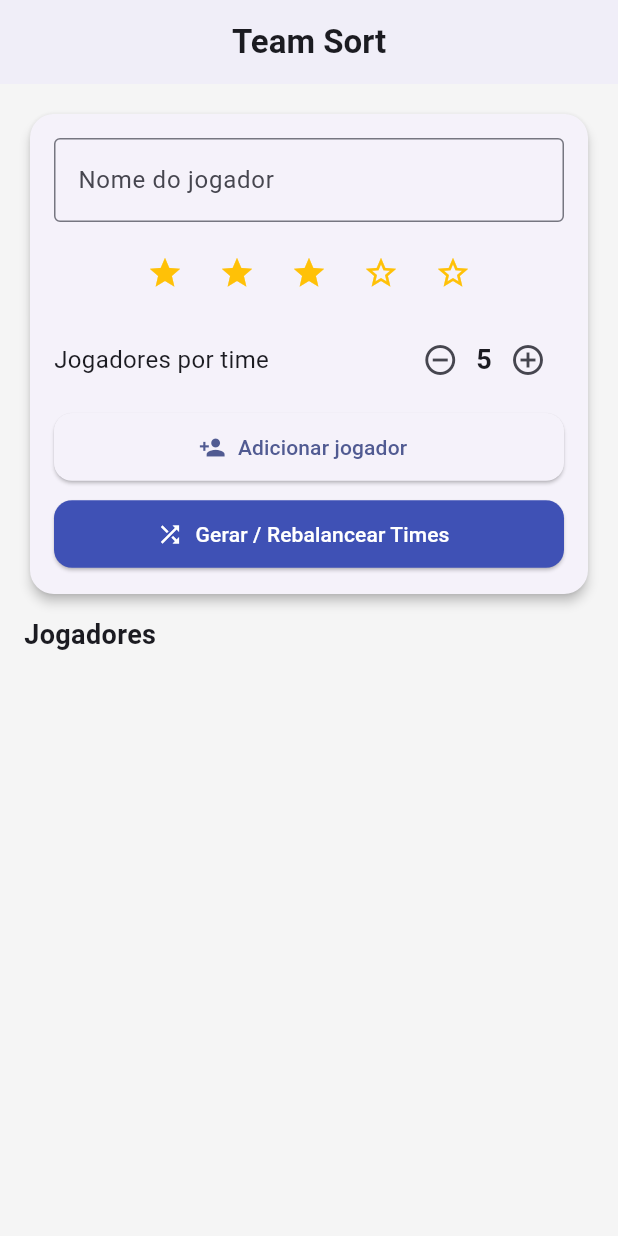
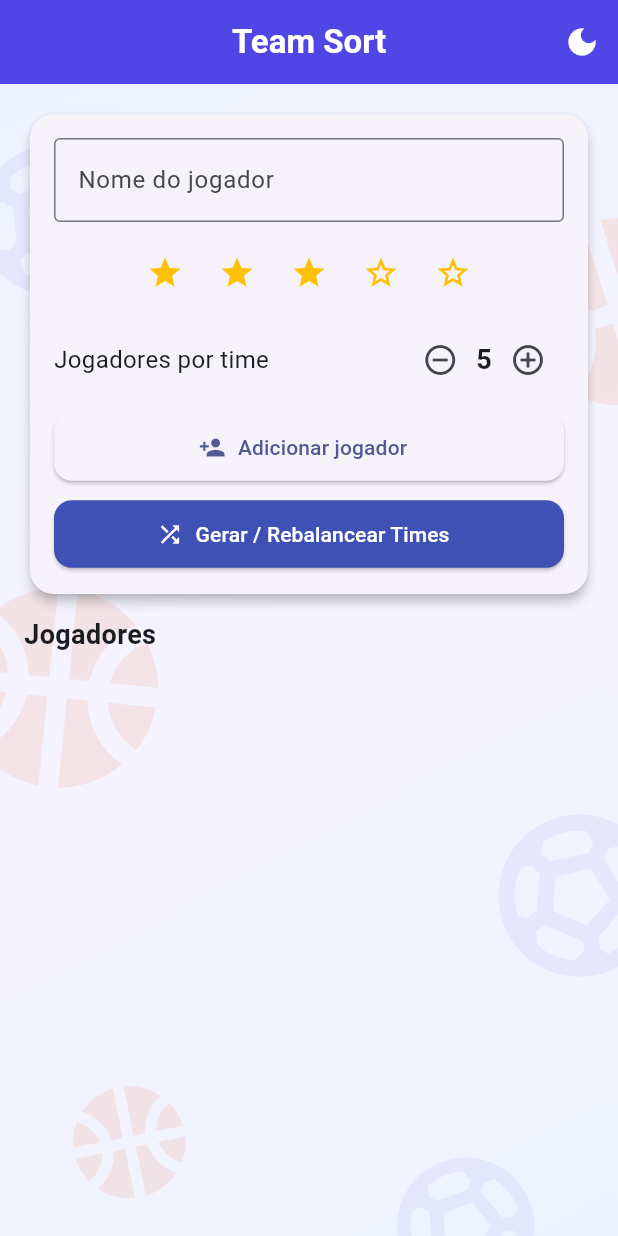
Before and after one commit to rafaelpr04/TeamSorte, a Flutter app: the screen it shows after launch, after a tap on "Entrar", on a phone screen of 412 x 824 dp. Run offline on Flutter 3.47's test engine with Material 3 defaults, Android fonts, the phone set to English and light mode, and no system bars.

Commit message:
adicionando responsividade a tela e dark mode

```diff
--- /dev/null
+++ b/lib/controllers/theme_controller.dart
@@ -0,0 +1,22 @@
+import 'package:flutter/material.dart';
+
+/// Controlador simples e global do tema (claro/escuro).
+///
+/// Use [ThemeController.instance.modo] dentro de um [ValueListenableBuilder]
+/// para reconstruir a aplicação quando o tema mudar, e
+/// [ThemeController.instance.alternar] para trocar entre claro e escuro.
+class ThemeController {
+  ThemeController._();
+
+  static final ThemeController instance = ThemeController._();
+
+  final ValueNotifier<ThemeMode> modo = ValueNotifier<ThemeMode>(
+    ThemeMode.light,
+  );
+
+  bool get isEscuro => modo.value == ThemeMode.dark;
+
+  void alternar() {
+    modo.value = isEscuro ? ThemeMode.light : ThemeMode.dark;
+  }
+}
--- a/lib/main.dart
+++ b/lib/main.dart
@@ -1,5 +1,6 @@
 import 'package:flutter/material.dart';
-import 'screens/splash_screen.dart'; // <-- muda o import
+import 'controllers/theme_controller.dart';
+import 'screens/splash_screen.dart';
 import 'themes/app_theme.dart';
 
 void main() {
@@ -11,11 +12,18 @@ class MyApp extends StatelessWidget {
 
   @override
   Widget build(BuildContext context) {
-    return MaterialApp(
-      debugShowCheckedModeBanner: false,
-      title: 'Team Sort',
-      theme: AppTheme.lightTheme,
-      home: const SplashScreen(), // <-- muda aqui
+    return ValueListenableBuilder<ThemeMode>(
+      valueListenable: ThemeController.instance.modo,
+      builder: (context, modo, _) {
+        return MaterialApp(
+          debugShowCheckedModeBanner: false,
+          title: 'Team Sort',
+          theme: AppTheme.lightTheme,
+          darkTheme: AppTheme.darkTheme,
+          themeMode: modo,
+          home: const SplashScreen(),
+        );
+      },
     );
   }
 }
--- a/lib/screens/cronometro_screen.dart
+++ b/lib/screens/cronometro_screen.dart
@@ -1,6 +1,7 @@
 import 'package:flutter/material.dart';
 
 import '../controllers/cronometro_controller.dart';
+import '../widgets/sports_background.dart';
 
 class CronometroScreen extends StatefulWidget {
   const CronometroScreen({super.key});
@@ -72,15 +73,22 @@ class _CronometroScreenState extends State<CronometroScreen> {
     final canResume = controller.isPaused && controller.remaining.inSeconds > 0;
 
     return Scaffold(
+      backgroundColor: Colors.transparent,
       appBar: AppBar(
         title: const Text('Cronômetro'),
         centerTitle: true,
+        elevation: 0,
+        foregroundColor: Colors.white,
         backgroundColor: const Color(0xFF4F46E5),
       ),
-      body: Padding(
-        padding: const EdgeInsets.all(16),
-        child: Column(
-          children: [
+      body: SportsBackground(
+        child: SafeArea(
+          top: false,
+          child: ResponsiveCenter(
+            child: Padding(
+              padding: const EdgeInsets.all(16),
+              child: Column(
+                children: [
             Card(
               elevation: 3,
               shape: RoundedRectangleBorder(
@@ -146,7 +154,13 @@ class _CronometroScreenState extends State<CronometroScreen> {
                               : (controller.isPaused
                                     ? 'Pausado'
                                     : 'Pronto para iniciar')),
-                    style: const TextStyle(fontSize: 16, color: Colors.black54),
+                    style: TextStyle(
+                      fontSize: 16,
+                      color: Theme.of(context)
+                          .colorScheme
+                          .onSurface
+                          .withOpacity(0.7),
+                    ),
                   ),
                 ],
               ),
@@ -197,7 +211,10 @@ class _CronometroScreenState extends State<CronometroScreen> {
                 ),
               ],
             ),
-          ],
+                ],
+              ),
+            ),
+          ),
         ),
       ),
     );
--- a/lib/screens/home_page.dart
+++ b/lib/screens/home_page.dart
@@ -2,8 +2,10 @@ import 'package:flutter/material.dart';
 import 'package:teamsort_application/models/jogador.dart';
 
 import '../controllers/home_controller.dart';
+import '../controllers/theme_controller.dart';
 import '../widgets/estrelas_widget.dart';
 import '../widgets/jogador_tile.dart';
+import '../widgets/sports_background.dart';
 import '../widgets/time_card.dart';
 import 'resultado_screen.dart';
 
@@ -117,13 +119,37 @@ class _HomePageState extends State<HomePage> {
   @override
   Widget build(BuildContext context) {
     return Scaffold(
-      appBar: AppBar(title: const Text("Team Sort"), centerTitle: true),
+      backgroundColor: Colors.transparent,
 
-      body: Padding(
-        padding: const EdgeInsets.all(16),
+      appBar: AppBar(
+        title: const Text("Team Sort"),
+        centerTitle: true,
+        backgroundColor: const Color(0xFF4F46E5),
+        foregroundColor: Colors.white,
+        elevation: 0,
+        actions: [
+          IconButton(
+            icon: Icon(
+              ThemeController.instance.isEscuro
+                  ? Icons.light_mode
+                  : Icons.dark_mode,
+            ),
+            tooltip: ThemeController.instance.isEscuro
+                ? 'Modo claro'
+                : 'Modo escuro',
+            onPressed: ThemeController.instance.alternar,
+          ),
+        ],
+      ),
 
-        child: Column(
-          children: [
+      body: SportsBackground(
+        child: SafeArea(
+          top: false,
+          child: ResponsiveCenter(
+            child: Padding(
+              padding: const EdgeInsets.all(16),
+              child: Column(
+                children: [
             //-----------------------------------
             // CARD DE INPUT
             //-----------------------------------
@@ -324,8 +350,6 @@ class _HomePageState extends State<HomePage> {
                     //-----------------------------------
                     if (controller.banco.isNotEmpty)
                       Card(
-                        color: Colors.grey.shade200,
-
                         child: ExpansionTile(
                           title: const Text("Banco"),
 
@@ -338,7 +362,10 @@ class _HomePageState extends State<HomePage> {
                 ],
               ),
             ),
-          ],
+                ],
+              ),
+            ),
+          ),
         ),
       ),
     );
--- a/lib/screens/resultado_screen.dart
+++ b/lib/screens/resultado_screen.dart
@@ -2,6 +2,7 @@ import 'package:flutter/material.dart';
 import '../controllers/home_controller.dart';
 import '../screens/cronometro_screen.dart';
 import '../widgets/jogador_tile.dart';
+import '../widgets/sports_background.dart';
 
 class ResultadoScreen extends StatelessWidget {
   final HomeController controller;
@@ -19,10 +20,11 @@ class ResultadoScreen extends StatelessWidget {
   @override
   Widget build(BuildContext context) {
     return Scaffold(
-      backgroundColor: Colors.grey.shade100,
+      backgroundColor: Colors.transparent,
       appBar: AppBar(
         backgroundColor: const Color(0xFF4F46E5),
         foregroundColor: Colors.white,
+        elevation: 0,
         title: const Text('Resultado'),
         centerTitle: true,
         actions: [
@@ -43,7 +45,11 @@ class ResultadoScreen extends StatelessWidget {
           ),
         ],
       ),
-      body: Column(
+      body: SportsBackground(
+        child: SafeArea(
+          top: false,
+          child: ResponsiveCenter(
+            child: Column(
         children: [
           // BARRA DE BALANCEAMENTO
           Container(
@@ -139,7 +145,6 @@ class ResultadoScreen extends StatelessWidget {
                 // BANCO
                 if (controller.banco.isNotEmpty)
                   Card(
-                    color: Colors.grey.shade200,
                     child: ExpansionTile(
                       leading: const Icon(Icons.event_seat),
                       title: const Text('Banco'),
@@ -152,6 +157,9 @@ class ResultadoScreen extends StatelessWidget {
             ),
           ),
         ],
+            ),
+          ),
+        ),
       ),
     );
   }
--- a/lib/screens/splash_screen.dart
+++ b/lib/screens/splash_screen.dart
@@ -1,4 +1,6 @@
 import 'package:flutter/material.dart';
+import '../controllers/theme_controller.dart';
+import '../widgets/sports_background.dart';
 import 'home_page.dart';
 
 class SplashScreen extends StatelessWidget {
@@ -7,21 +9,53 @@ class SplashScreen extends StatelessWidget {
   @override
   Widget build(BuildContext context) {
     return Scaffold(
-      backgroundColor: const Color(0xFF1E1B4B),
-      body: Center(
+      body: SportsBackground(
+        escuro: true,
+        child: SafeArea(
+          child: Stack(
+            children: [
+              Align(
+                alignment: Alignment.topRight,
+                child: Padding(
+                  padding: const EdgeInsets.all(8),
+                  child: IconButton(
+                    icon: Icon(
+                      ThemeController.instance.isEscuro
+                          ? Icons.light_mode
+                          : Icons.dark_mode,
+                      color: Colors.white,
+                    ),
+                    tooltip: ThemeController.instance.isEscuro
+                        ? 'Modo claro'
+                        : 'Modo escuro',
+                    onPressed: ThemeController.instance.alternar,
+                  ),
+                ),
+              ),
+              ResponsiveCenter(
+            child: Center(
+              child: Padding(
+                padding: const EdgeInsets.all(24),
                 child: Column(
                   mainAxisAlignment: MainAxisAlignment.center,
                   children: [
                     Container(
-              width: 90,
-              height: 90,
+                      width: 96,
+                      height: 96,
                       decoration: BoxDecoration(
                         color: const Color(0xFF4F46E5),
-                borderRadius: BorderRadius.circular(24),
+                        borderRadius: BorderRadius.circular(28),
+                        boxShadow: [
+                          BoxShadow(
+                            color: const Color(0xFF4F46E5).withOpacity(0.5),
+                            blurRadius: 30,
+                            spreadRadius: 2,
+                          ),
+                        ],
                       ),
                       child: const Icon(
                         Icons.groups_rounded,
-                size: 50,
+                        size: 52,
                         color: Colors.white,
                       ),
                     ),
@@ -29,9 +63,10 @@ class SplashScreen extends StatelessWidget {
                     const Text(
                       'Team Sort',
                       style: TextStyle(
-                fontSize: 32,
+                        fontSize: 34,
                         fontWeight: FontWeight.bold,
                         color: Colors.white,
+                        letterSpacing: 0.5,
                       ),
                     ),
                     const SizedBox(height: 8),
@@ -39,8 +74,22 @@ class SplashScreen extends StatelessWidget {
                       'sorteio balanceado de times',
                       style: TextStyle(color: Color(0xFFA5B4FC), fontSize: 14),
                     ),
-            const SizedBox(height: 60),
-            ElevatedButton(
+                    const SizedBox(height: 16),
+                    // Pequena legenda esportiva
+                    Row(
+                      mainAxisSize: MainAxisSize.min,
+                      children: const [
+                        Icon(Icons.sports_soccer,
+                            color: Color(0xFFA5B4FC), size: 20),
+                        SizedBox(width: 10),
+                        Icon(Icons.sports_basketball,
+                            color: Color(0xFFEA580C), size: 20),
+                      ],
+                    ),
+                    const SizedBox(height: 56),
+                    SizedBox(
+                      width: double.infinity,
+                      child: ElevatedButton(
                         onPressed: () => Navigator.pushReplacement(
                           context,
                           MaterialPageRoute(builder: (_) => const HomePage()),
@@ -48,17 +97,21 @@ class SplashScreen extends StatelessWidget {
                         style: ElevatedButton.styleFrom(
                           backgroundColor: const Color(0xFF4F46E5),
                           foregroundColor: Colors.white,
-                padding: const EdgeInsets.symmetric(
-                  horizontal: 48,
-                  vertical: 16,
-                ),
+                          padding: const EdgeInsets.symmetric(vertical: 16),
                           shape: RoundedRectangleBorder(
                             borderRadius: BorderRadius.circular(16),
                           ),
                         ),
                         child: const Text('Entrar', style: TextStyle(fontSize: 18)),
                       ),
+                    ),
                   ],
+                ),
+              ),
+            ),
+              ),
+            ],
+          ),
         ),
       ),
     );
--- a/lib/themes/app_theme.dart
+++ b/lib/themes/app_theme.dart
@@ -65,4 +65,75 @@ class AppTheme {
       ),
     ),
   );
+
+  static ThemeData darkTheme = ThemeData(
+
+    useMaterial3: true,
+
+    brightness: Brightness.dark,
+
+    colorScheme: ColorScheme.fromSeed(
+      seedColor: Colors.indigo,
+      brightness: Brightness.dark,
+    ),
+
+    scaffoldBackgroundColor: const Color(0xFF111827),
+
+    appBarTheme: const AppBarTheme(
+      centerTitle: true,
+      elevation: 0,
+    ),
+
+    cardTheme: CardThemeData(
+
+      elevation: 3,
+
+      color: const Color(0xFF1F2937),
+
+      shape: RoundedRectangleBorder(
+        borderRadius: BorderRadius.circular(16),
+      ),
+    ),
+
+    elevatedButtonTheme: ElevatedButtonThemeData(
+
+      style: ElevatedButton.styleFrom(
+
+        minimumSize: const Size.fromHeight(50),
+
+        shape: RoundedRectangleBorder(
+          borderRadius: BorderRadius.circular(12),
+        ),
+      ),
+    ),
+
+    inputDecorationTheme: InputDecorationTheme(
+
+      border: OutlineInputBorder(
+        borderRadius: BorderRadius.circular(12),
+      ),
+
+      focusedBorder: OutlineInputBorder(
+
+        borderRadius: BorderRadius.circular(12),
+
+        borderSide: const BorderSide(
+          color: Color(0xFF818CF8),
+          width: 2,
+        ),
+      ),
+    ),
+
+    textTheme: const TextTheme(
+
+      titleLarge: TextStyle(
+        fontWeight: FontWeight.bold,
+        fontSize: 22,
+      ),
+
+      bodyLarge: TextStyle(
+        fontSize: 16,
+      ),
+    ),
+  );
 }
--- /dev/null
+++ b/lib/widgets/sports_background.dart
@@ -0,0 +1,112 @@
+import 'package:flutter/material.dart';
+
+/// Fundo decorativo esportivo, com um gradiente suave e ícones de bolas de
+/// futebol e basquete espalhados de forma sutil.
+///
+/// Informe [escuro] para forçar o fundo escuro (ex.: splash). Quando deixado em
+/// `null`, o fundo acompanha automaticamente o brilho do tema atual, ficando
+/// escuro no dark mode e claro no light mode.
+class SportsBackground extends StatelessWidget {
+  final Widget child;
+  final bool? escuro;
+
+  const SportsBackground({super.key, required this.child, this.escuro});
+
+  // Posições relativas (fração da largura/altura) e características de cada bola.
+  static const List<_Bola> _bolas = [
+    _Bola(dx: -0.06, dy: 0.04, size: 120, futebol: true, angulo: 0.2),
+    _Bola(dx: 0.82, dy: 0.10, size: 150, futebol: false, angulo: -0.3),
+    _Bola(dx: -0.10, dy: 0.42, size: 160, futebol: false, angulo: 0.1),
+    _Bola(dx: 0.78, dy: 0.62, size: 130, futebol: true, angulo: 0.4),
+    _Bola(dx: 0.10, dy: 0.86, size: 90, futebol: false, angulo: -0.2),
+    _Bola(dx: 0.62, dy: 0.92, size: 110, futebol: true, angulo: 0.25),
+    _Bola(dx: 0.38, dy: 0.30, size: 70, futebol: true, angulo: 0.0),
+  ];
+
+  @override
+  Widget build(BuildContext context) {
+    final escuro =
+        this.escuro ?? Theme.of(context).brightness == Brightness.dark;
+    final corFutebol = escuro
+        ? Colors.white.withOpacity(0.07)
+        : const Color(0xFF4F46E5).withOpacity(0.07);
+    final corBasquete = const Color(0xFFEA580C).withOpacity(escuro ? 0.14 : 0.10);
+
+    return DecoratedBox(
+      decoration: BoxDecoration(
+        gradient: LinearGradient(
+          begin: Alignment.topLeft,
+          end: Alignment.bottomRight,
+          colors: escuro
+              ? const [Color(0xFF1E1B4B), Color(0xFF312E81), Color(0xFF1E1B4B)]
+              : const [Color(0xFFEEF2FF), Color(0xFFF5F3FF), Color(0xFFEEF2FF)],
+        ),
+      ),
+      child: LayoutBuilder(
+        builder: (context, constraints) {
+          final w = constraints.maxWidth;
+          final h = constraints.maxHeight;
+          return Stack(
+            children: [
+              for (final bola in _bolas)
+                Positioned(
+                  left: bola.dx * w,
+                  top: bola.dy * h,
+                  child: Transform.rotate(
+                    angle: bola.angulo,
+                    child: Icon(
+                      bola.futebol
+                          ? Icons.sports_soccer
+                          : Icons.sports_basketball,
+                      size: bola.size,
+                      color: bola.futebol ? corFutebol : corBasquete,
+                    ),
+                  ),
+                ),
+              child,
+            ],
+          );
+        },
+      ),
+    );
+  }
+}
+
+class _Bola {
+  final double dx;
+  final double dy;
+  final double size;
+  final bool futebol;
+  final double angulo;
+
+  const _Bola({
+    required this.dx,
+    required this.dy,
+    required this.size,
+    required this.futebol,
+    required this.angulo,
+  });
+}
+
+/// Centraliza o conteúdo e limita a largura máxima, deixando o layout agradável
+/// também em telas largas (web/tablet/desktop).
+class ResponsiveCenter extends StatelessWidget {
+  final Widget child;
+  final double maxWidth;
+
+  const ResponsiveCenter({
+    super.key,
+    required this.child,
+    this.maxWidth = 600,
+  });
+
+  @override
+  Widget build(BuildContext context) {
+    return Center(
+      child: ConstrainedBox(
+        constraints: BoxConstraints(maxWidth: maxWidth),
+        child: child,
+      ),
+    );
+  }
+}
```
Lines whose indentation alone changed are shown as unchanged.
